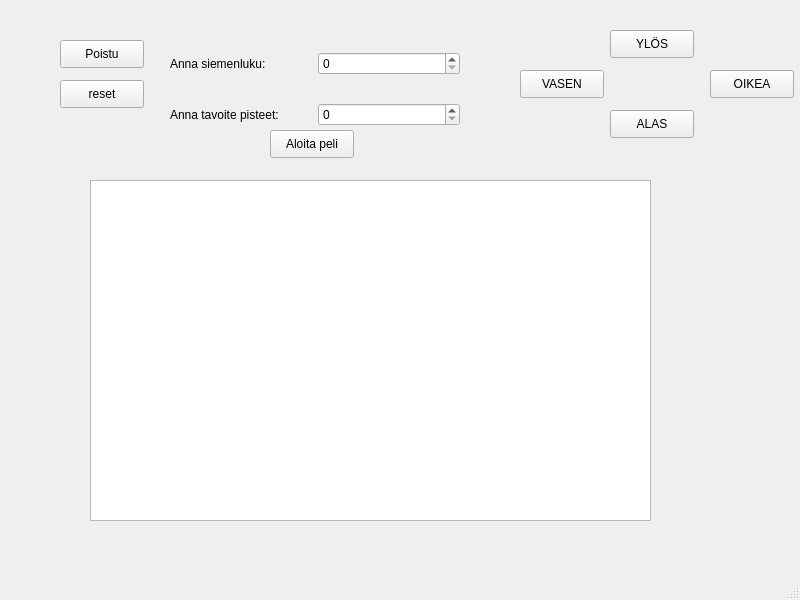
Old version of the form student/12/numbers_gui/mainwindow.ui in the repository nvjsalonen/Ohj2.
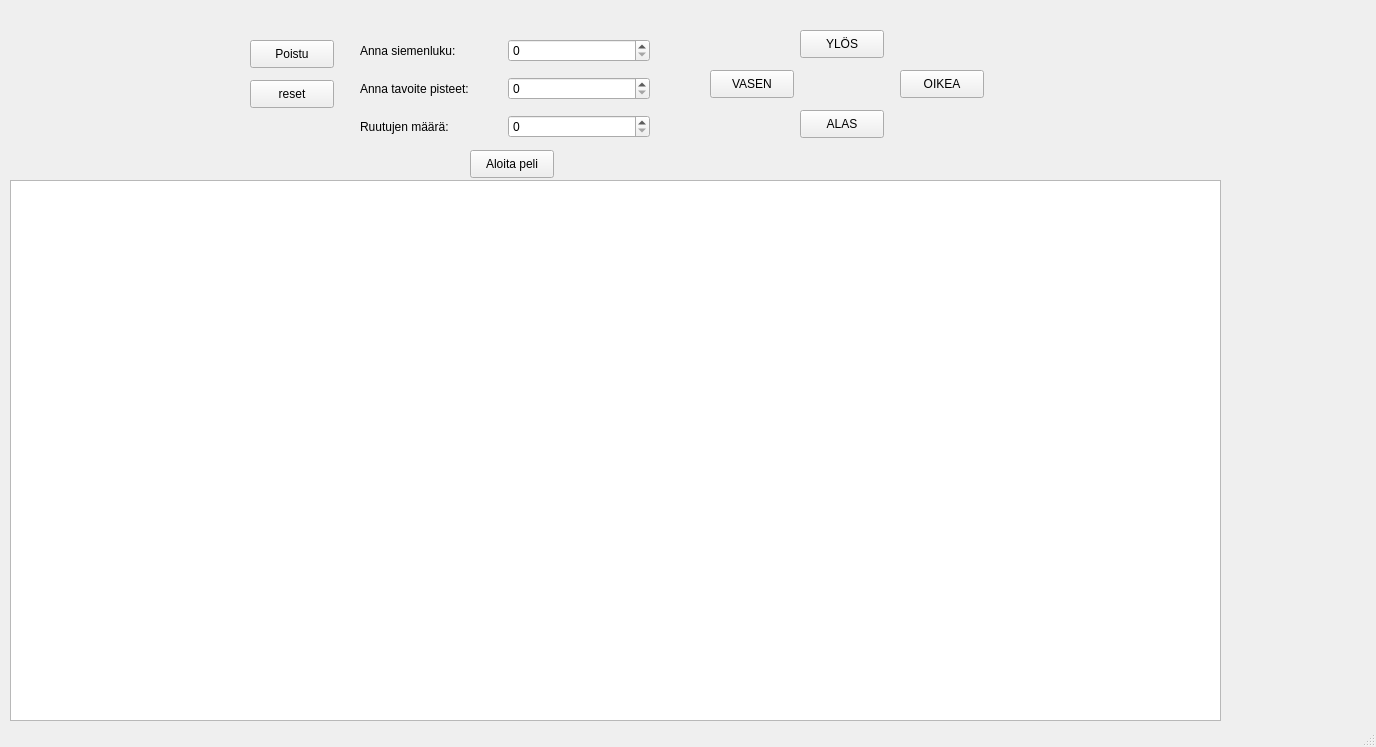
New version of the form.

Commit message: Ruudun koko muutettavissa

```diff
--- a/student/12/numbers_gui/mainwindow.ui
+++ b/student/12/numbers_gui/mainwindow.ui
@@ -6,8 +6,8 @@
    <rect>
     <x>0</x>
     <y>0</y>
-    <width>800</width>
-    <height>600</height>
+    <width>1376</width>
+    <height>747</height>
    </rect>
   </property>
   <property name="windowTitle">
@@ -17,17 +17,17 @@
    <widget class="QGraphicsView" name="graphicsView">
     <property name="geometry">
      <rect>
-      <x>90</x>
+      <x>10</x>
       <y>180</y>
-      <width>561</width>
-      <height>341</height>
+      <width>1211</width>
+      <height>541</height>
      </rect>
     </property>
    </widget>
    <widget class="QWidget" name="gridLayoutWidget">
     <property name="geometry">
      <rect>
-      <x>170</x>
+      <x>360</x>
       <y>30</y>
       <width>290</width>
       <height>118</height>
@@ -40,13 +40,6 @@
      <item row="1" column="2">
       <widget class="QSpinBox" name="goalSpinBox"/>
      </item>
-     <item row="0" column="0">
-      <widget class="QLabel" name="label">
-       <property name="text">
-        <string>Anna siemenluku:</string>
-       </property>
-      </widget>
-     </item>
      <item row="1" column="0">
       <widget class="QLabel" name="label_2">
        <property name="text">
@@ -54,13 +47,30 @@
        </property>
       </widget>
      </item>
+     <item row="0" column="0">
+      <widget class="QLabel" name="label">
+       <property name="text">
+        <string>Anna siemenluku:</string>
+       </property>
+      </widget>
+     </item>
+     <item row="2" column="0">
+      <widget class="QLabel" name="label_3">
+       <property name="text">
+        <string>Ruutujen määrä:</string>
+       </property>
+      </widget>
+     </item>
+     <item row="2" column="2">
+      <widget class="QSpinBox" name="kokoSpinBox"/>
+     </item>
     </layout>
    </widget>
    <widget class="QPushButton" name="startButton">
     <property name="geometry">
      <rect>
-      <x>270</x>
-      <y>130</y>
+      <x>470</x>
+      <y>150</y>
       <width>84</width>
       <height>28</height>
      </rect>
@@ -72,7 +82,7 @@
    <widget class="QPushButton" name="ylosPushButton">
     <property name="geometry">
      <rect>
-      <x>610</x>
+      <x>800</x>
       <y>30</y>
       <width>84</width>
       <height>28</height>
@@ -85,7 +95,7 @@
    <widget class="QPushButton" name="alasPushButton">
     <property name="geometry">
      <rect>
-      <x>610</x>
+      <x>800</x>
       <y>110</y>
       <width>84</width>
       <height>28</height>
@@ -98,7 +108,7 @@
    <widget class="QPushButton" name="vasenPushButton">
     <property name="geometry">
      <rect>
-      <x>520</x>
+      <x>710</x>
       <y>70</y>
       <width>84</width>
       <height>28</height>
@@ -111,7 +121,7 @@
    <widget class="QPushButton" name="oikeaPushButton">
     <property name="geometry">
      <rect>
-      <x>710</x>
+      <x>900</x>
       <y>70</y>
       <width>84</width>
       <height>28</height>
@@ -124,7 +134,7 @@
    <widget class="QPushButton" name="resetPushButton">
     <property name="geometry">
      <rect>
-      <x>60</x>
+      <x>250</x>
       <y>80</y>
       <width>84</width>
       <height>28</height>
@@ -137,7 +147,7 @@
    <widget class="QPushButton" name="poistuPushButton">
     <property name="geometry">
      <rect>
-      <x>60</x>
+      <x>250</x>
       <y>40</y>
       <width>84</width>
       <height>28</height>
@@ -153,7 +163,7 @@
     <rect>
      <x>0</x>
      <y>0</y>
-     <width>800</width>
+     <width>1376</width>
      <height>25</height>
     </rect>
    </property>
```
The commit also changes 5 other files.
